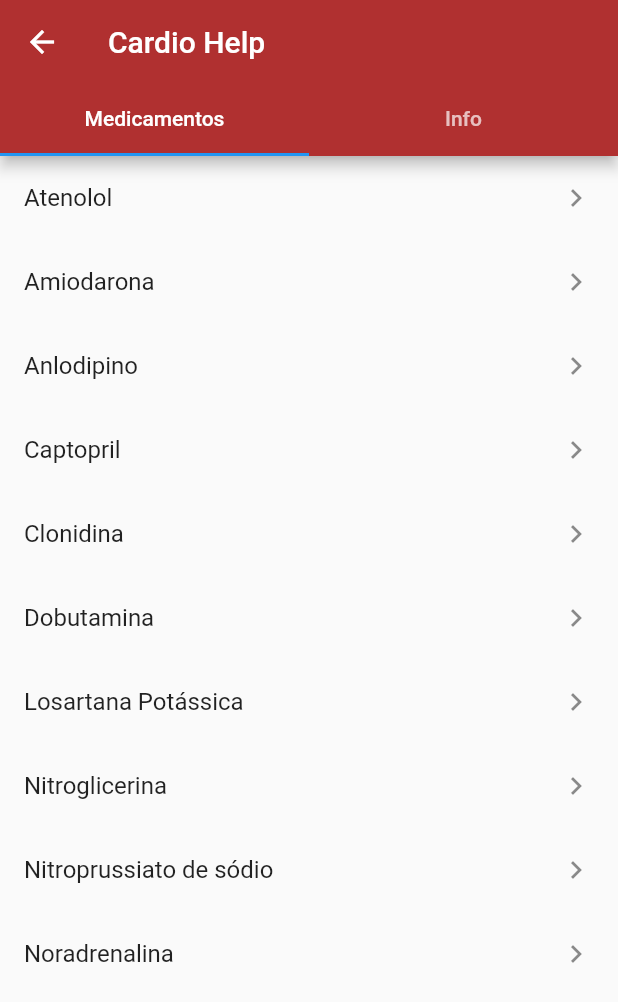
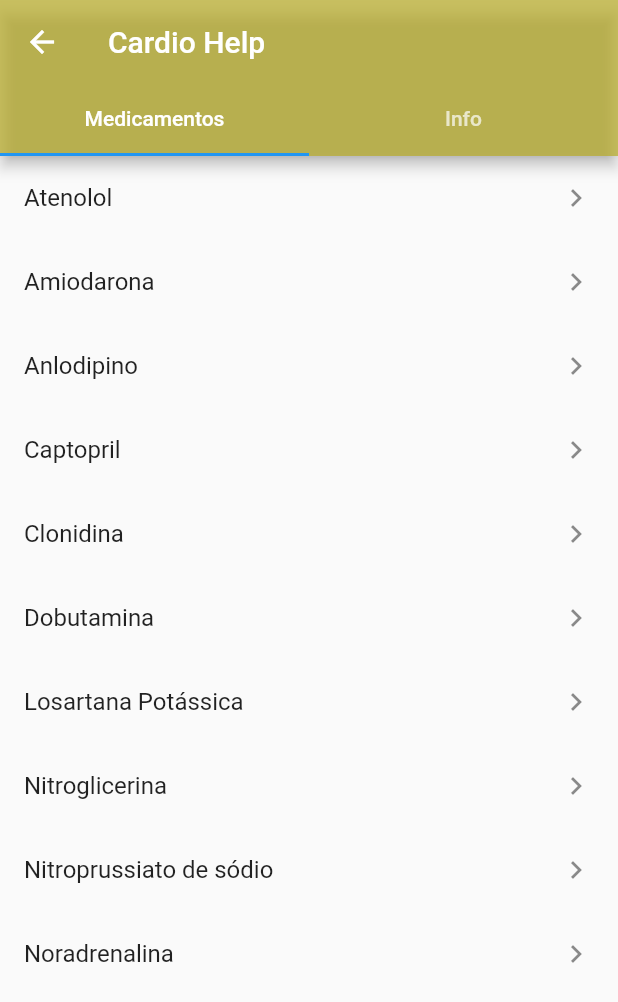
Before and after one commit to karinaplemos/cardio_help, a Flutter app: the screen it shows after launch, after a tap on "Farmacêutico", on a phone screen of 412 x 824 dp. Shown: the top 1002 px of the screen. Run offline on Flutter 3.47's test engine with Material 2 defaults, Android fonts, the phone set to English and light mode, and no system bars.

Commit message:
Mudança das cores dos ícones da HomePage.

```diff
--- a/cardio_help/lib/pages/DecisionPage/decisionPage.dart
+++ b/cardio_help/lib/pages/DecisionPage/decisionPage.dart
@@ -48,17 +48,18 @@ class _DecisionPageState extends State<DecisionPage>{
                           style: TextStyle(
                             color: Colors.white,
                             fontSize: 25),
-                        ),
+                        ),//Color.fromRGBO(227, 62, 62, 1)
                         shape: RoundedRectangleBorder(
                           borderRadius: BorderRadius.circular(10),
-                          side: BorderSide(color: Color.fromRGBO(227, 62, 62, 1))
+                          side: BorderSide(color: Color.fromRGBO(238, 100, 144, 0.93))
                         ),
-                        color: Color.fromRGBO(227, 62, 62, 1),
+                        color: Color.fromRGBO(238, 100, 144, 0.93),
                         onPressed: (){
                           Navigator.of(context).push(
                               MaterialPageRoute(
                                   builder: (context) => HomePage(
-                                    background: Color.fromRGBO(227, 62, 62, 1),
+                                    backgroundColor: Color.fromRGBO(238, 100, 144, 0.93),
+                                    flag: true,
                                   )
                               )
                           );
@@ -72,16 +73,17 @@ class _DecisionPageState extends State<DecisionPage>{
                         child: Text("Farmacêutico",
                           style: TextStyle(color: Colors.white, fontSize: 22)
                         ),
-                        color: Color.fromRGBO(227, 62, 62, 1),
+                        color: Color.fromRGBO(184, 172, 40, 0.72),
                         shape: RoundedRectangleBorder(
                           borderRadius: BorderRadius.circular(10),
-                          side: BorderSide(color: Color.fromRGBO(227, 62, 62, 1))
+                          side: BorderSide(color: Color.fromRGBO(184, 172, 40, 0.72))
                         ),
                         onPressed: (){
                           Navigator.of(context).push(
                               MaterialPageRoute(
                                   builder: (context) => HomePage(
-                                    background: Color.fromRGBO(176, 48, 48, 1),
+                                    backgroundColor: Color.fromRGBO(184, 172, 40, 0.72),
+                                    flag: false,
                                   )
                               )
                           );
--- a/cardio_help/lib/pages/HomePage/HomePage.dart
+++ b/cardio_help/lib/pages/HomePage/HomePage.dart
@@ -3,9 +3,14 @@ import 'package:cardio_help/objects/database.dart';
 import 'package:cardio_help/pages/DrugsPage/drugsPage.dart';
 
 class HomePage extends StatefulWidget {
-  final Color background;
+  final Color backgroundColor;
+  final bool flag;
 
-  const HomePage({Key key, @required this.background}) : super(key: key);
+  const HomePage({
+    Key key,
+    @required this.backgroundColor,
+    @required this.flag,
+    }) : super(key: key);
 
   @override
   _HomePageState createState() => _HomePageState();
@@ -34,7 +39,7 @@ class _HomePageState extends State<HomePage> {
       length: 2,
       child : Scaffold(
         appBar: AppBar(
-          backgroundColor: widget.background,
+          backgroundColor: widget.backgroundColor,
           title: Text('Cardio Help'),
           bottom: TabBar(
             tabs: [
@@ -56,8 +61,8 @@ class _HomePageState extends State<HomePage> {
                       MaterialPageRoute(
                           builder: (context) => DrugsPage(
                             medicamento: medicamentos[index],
-                            backgroundColor: Colors.red,
-                            flag: true,
+                            backgroundColor: widget.backgroundColor,
+                            flag: widget.flag,
                           )
                       )
                   );
```
Also changed, not shown: cardio_help/assets/icon.png, cardio_help/pubspec.lock.
